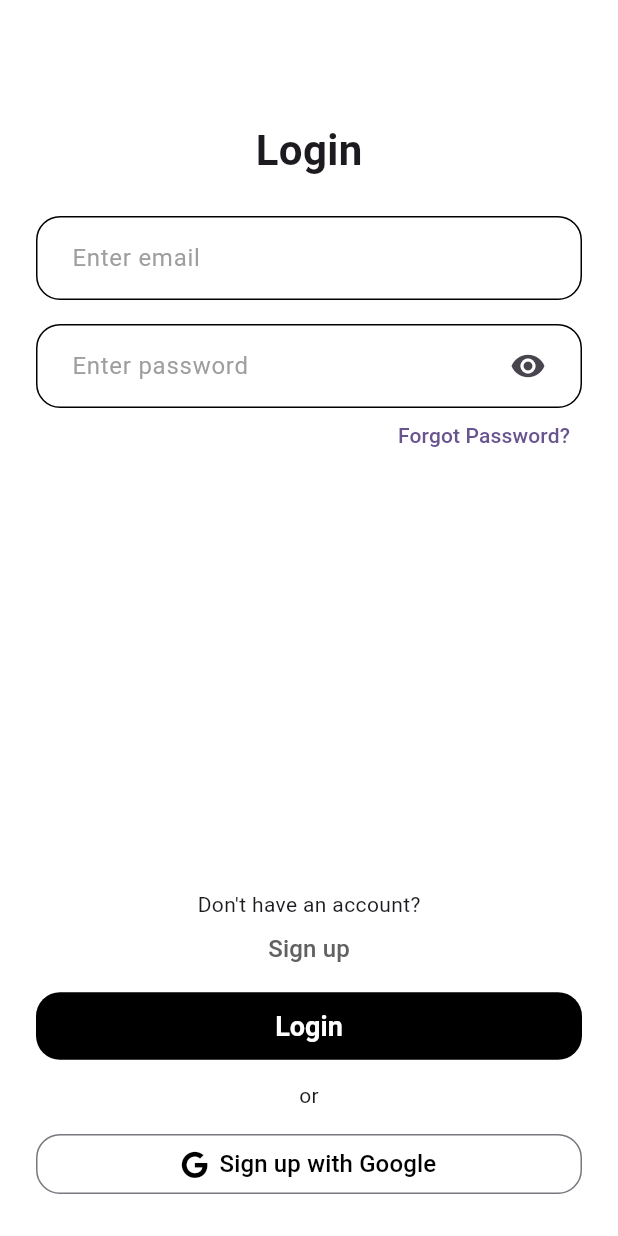
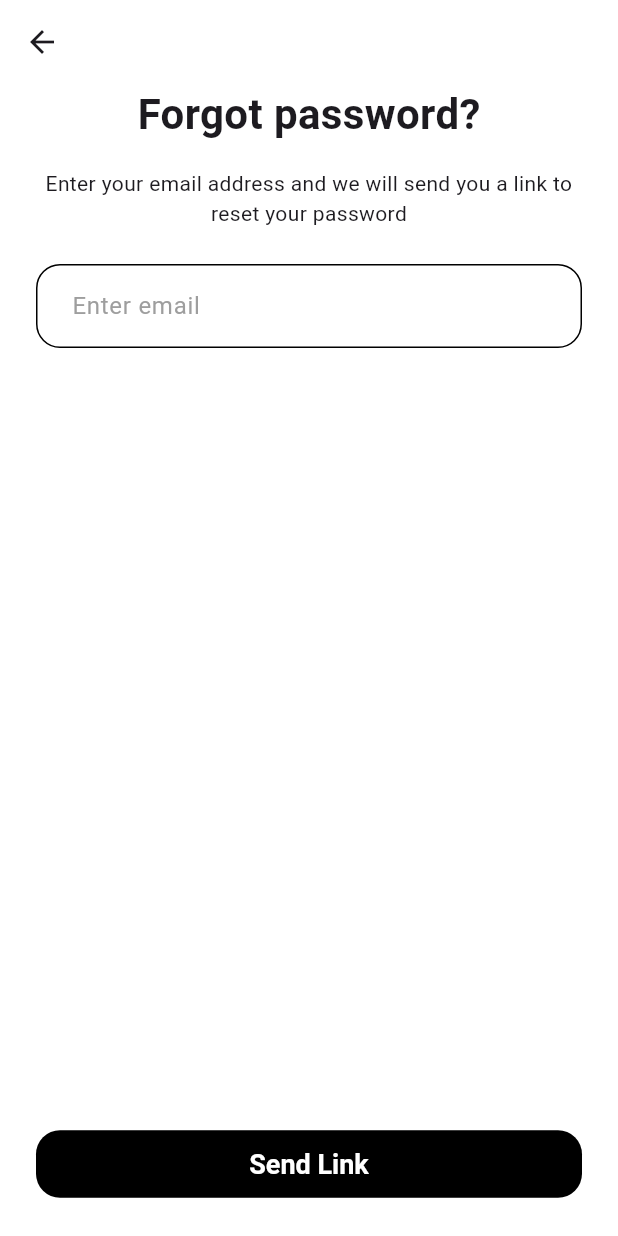
Before and after one commit to nasstis/lab3-security-project, a Flutter app: the screen it shows after launch, after a tap on "Forgot Password?", on a phone screen of 412 x 824 dp. Run offline on Flutter 3.47's test engine with Material 3 defaults, Android fonts, the phone set to English and light mode, and no system bars; our stand-ins replace cloud_firestore, dio, firebase_auth, firebase_core, font_awesome_flutter, google_sign_in; accounts and stored records are empty.

Commit message:
add forgot password screen

```diff
--- a/lib/ui/auth/components/login_form.dart
+++ b/lib/ui/auth/components/login_form.dart
@@ -1,4 +1,5 @@
 import 'package:flutter/material.dart';
+import 'package:password_project/ui/auth/reset_password/reset_password.dart';
 import 'package:password_project/utils/helpers/email_validator.dart';
 import 'package:password_project/utils/helpers/password_validator.dart';
 
@@ -52,7 +53,13 @@ class _LoginFormState extends State<LoginForm> {
             mainAxisAlignment: MainAxisAlignment.end,
             children: [
               TextButton(
-                onPressed: () {},
+                onPressed: () {
+                  Navigator.push(
+                      context,
+                      MaterialPageRoute(
+                        builder: (context) => const ForgotPassword(),
+                      ));
+                },
                 style: TextButton.styleFrom(
                   padding: const EdgeInsets.all(8),
                 ),
--- /dev/null
+++ b/lib/ui/auth/reset_password/reset_password.dart
@@ -0,0 +1,137 @@
+import 'package:flutter/material.dart';
+import 'package:flutter/scheduler.dart';
+import 'package:flutter/services.dart';
+import 'package:password_project/utils/helpers/email_validator.dart';
+
+class ForgotPassword extends StatefulWidget {
+  const ForgotPassword({super.key});
+
+  @override
+  State<ForgotPassword> createState() => _ForgotPasswordState();
+}
+
+class _ForgotPasswordState extends State<ForgotPassword> {
+  final _formKey = GlobalKey<FormState>();
+
+  final TextEditingController _emailController = TextEditingController();
+
+  bool _emailError = false;
+
+  @override
+  void dispose() {
+    _emailController.dispose();
+    super.dispose();
+  }
+
+  void _showToast(BuildContext context, String message, Color color) {
+    SchedulerBinding.instance.addPostFrameCallback((_) {
+      ScaffoldMessenger.of(context).showSnackBar(
+        SnackBar(
+          content: Text(message),
+          backgroundColor: color,
+        ),
+      );
+    });
+  }
+
+  @override
+  Widget build(BuildContext context) {
+    return AnnotatedRegion(
+        value: const SystemUiOverlayStyle(
+          statusBarColor: Colors.transparent,
+          statusBarIconBrightness: Brightness.dark,
+        ),
+        child: Scaffold(
+            appBar: AppBar(
+              backgroundColor: Colors.white,
+            ),
+            body: SafeArea(
+              child: GestureDetector(
+                onTap: () {
+                  FocusScope.of(context).unfocus();
+                },
+                child: CustomScrollView(
+                  slivers: <Widget>[
+                    SliverFillRemaining(
+                      hasScrollBody: false,
+                      child: Center(
+                        child: Column(
+                          mainAxisAlignment: MainAxisAlignment.center,
+                          children: [
+                            const Text(
+                              'Forgot password?',
+                              style: TextStyle(
+                                fontSize: 28,
+                                fontWeight: FontWeight.w700,
+                              ),
+                            ),
+                            const SizedBox(height: 16),
+                            const Padding(
+                              padding: EdgeInsets.symmetric(horizontal: 24),
+                              child: Text(
+                                'Enter your email address and we will send you a link to reset your password',
+                                textAlign: TextAlign.center,
+                              ),
+                            ),
+                            const SizedBox(height: 24),
+                            Padding(
+                              padding:
+                                  const EdgeInsets.symmetric(horizontal: 24),
+                              child: Form(
+                                key: _formKey,
+                                child: Column(
+                                  mainAxisSize: MainAxisSize.min,
+                                  children: [
+                                    TextFormField(
+                                      controller: _emailController,
+                                      keyboardType: TextInputType.emailAddress,
+                                      decoration: InputDecoration(
+                                        hintText: 'Enter email',
+                                        suffixIcon: _emailError
+                                            ? const Icon(Icons.error)
+                                            : null,
+                                      ),
+                                      validator: (value) {
+                                        final String? validateMessage =
+                                            emailValidator(value);
+                                        if (validateMessage != null) {
+                                          setState(() {
+                                            _emailError = true;
+                                          });
+                                        } else {
+                                          setState(() {
+                                            _emailError = false;
+                                          });
+                                        }
+                                        return validateMessage;
+                                      },
+                                    ),
+                                  ],
+                                ),
+                              ),
+                            ),
+                            const Spacer(),
+                            Padding(
+                                padding:
+                                    const EdgeInsets.symmetric(horizontal: 24),
+                                child: ElevatedButton(
+                                  onPressed: () {
+                                    FocusScope.of(context).unfocus();
+                                    if (_formKey.currentState!.validate()) {}
+                                  },
+                                  child: const Padding(
+                                    padding: EdgeInsets.symmetric(vertical: 12),
+                                    child: Text('Send Link'),
+                                  ),
+                                )),
+                            const SizedBox(height: 24),
+                          ],
+                        ),
+                      ),
+                    ),
+                  ],
+                ),
+              ),
+            )));
+  }
+}
```
